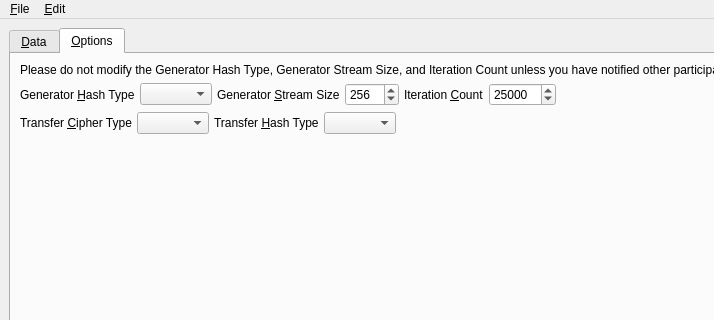
Old version of the form branches/trunk/UI/spot-on-smpwindow.ui in the repository textbrowser/spot-on; both pictures show x 0 to 714 and y 0 to 320 of the 975 by 550 pixel window.
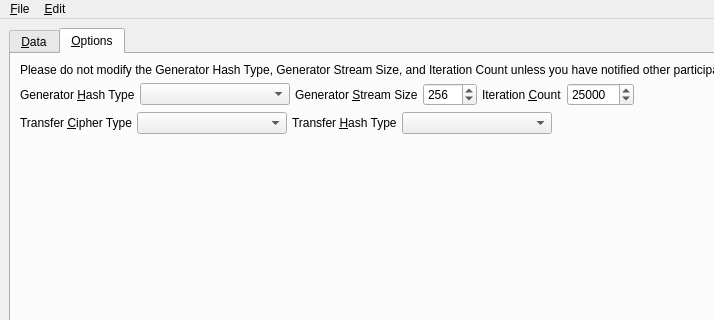
New version of the form. The open tabs and pages were chosen to show the change. Icons and pictures are not drawn.

Commit message: Minimum contents lengths.

```diff
--- a/branches/trunk/UI/spot-on-smpwindow.ui
+++ b/branches/trunk/UI/spot-on-smpwindow.ui
@@ -406,6 +406,9 @@
             <property name="sizeAdjustPolicy">
              <enum>QComboBox::AdjustToContents</enum>
             </property>
+            <property name="minimumContentsLength">
+             <number>15</number>
+            </property>
            </widget>
           </item>
           <item>
@@ -492,6 +495,9 @@
             <property name="sizeAdjustPolicy">
              <enum>QComboBox::AdjustToContents</enum>
             </property>
+            <property name="minimumContentsLength">
+             <number>15</number>
+            </property>
            </widget>
           </item>
           <item>
@@ -509,6 +515,9 @@
             <property name="sizeAdjustPolicy">
              <enum>QComboBox::AdjustToContents</enum>
             </property>
+            <property name="minimumContentsLength">
+             <number>15</number>
+            </property>
            </widget>
           </item>
           <item>
```
The commit also changes 10 other files.
